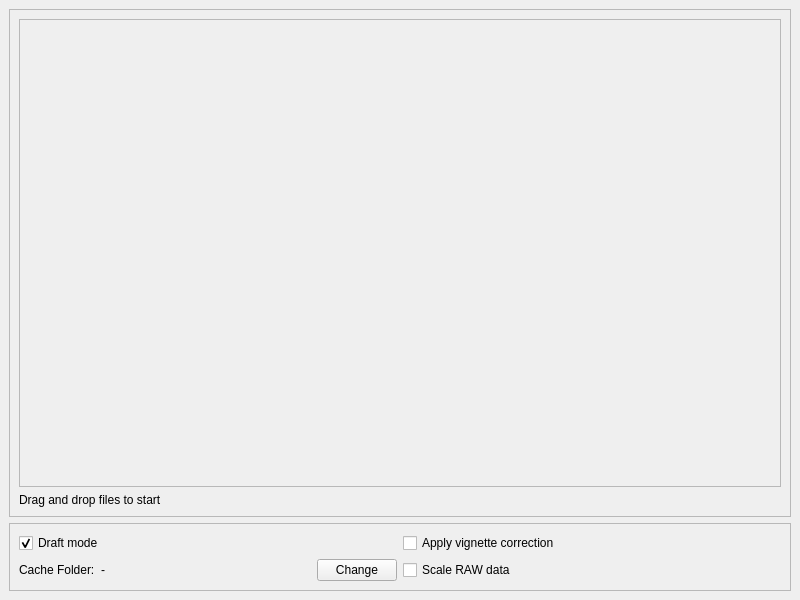
Above: ui/mainwindow.ui from xtrul/motioncam-fs before the change. Below: the same form after it.
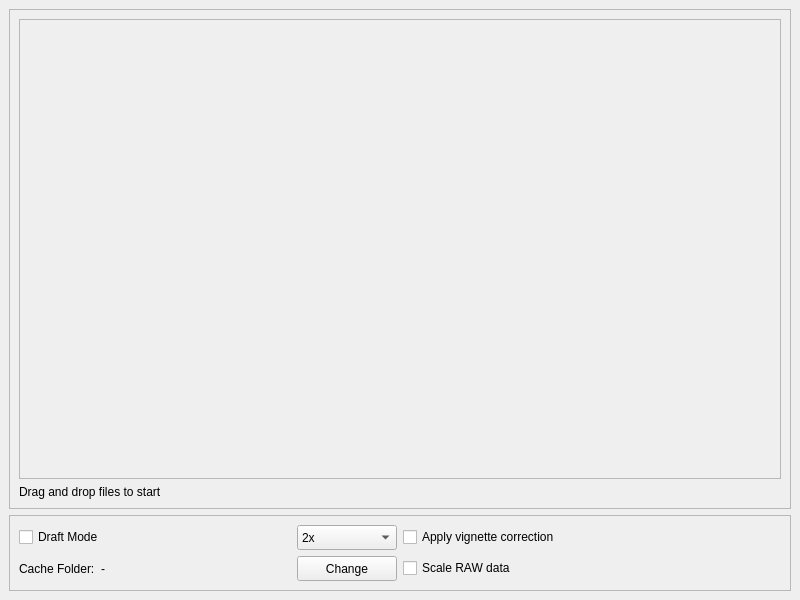
That is the form after the change.

```diff
--- a/ui/mainwindow.ui
+++ b/ui/mainwindow.ui
@@ -38,7 +38,7 @@
             <x>0</x>
             <y>0</y>
             <width>772</width>
-            <height>496</height>
+            <height>480</height>
            </rect>
           </property>
           <layout class="QVBoxLayout" name="verticalLayout_3">
@@ -81,26 +81,6 @@
        <enum>QFrame::Shadow::Raised</enum>
       </property>
       <layout class="QGridLayout" name="gridLayout">
-       <item row="0" column="0">
-        <widget class="QCheckBox" name="draftModeCheckBox">
-         <property name="text">
-          <string>Draft mode</string>
-         </property>
-         <property name="checked">
-          <bool>true</bool>
-         </property>
-        </widget>
-       </item>
-       <item row="0" column="1">
-        <widget class="QCheckBox" name="vignetteCorrectionCheckBox">
-         <property name="enabled">
-          <bool>true</bool>
-         </property>
-         <property name="text">
-          <string>Apply vignette correction</string>
-         </property>
-        </widget>
-       </item>
        <item row="1" column="1">
         <widget class="QCheckBox" name="scaleRawCheckBox">
          <property name="enabled">
@@ -141,6 +121,12 @@
          </item>
          <item>
           <widget class="QPushButton" name="changeCacheBtn">
+           <property name="minimumSize">
+            <size>
+             <width>100</width>
+             <height>25</height>
+            </size>
+           </property>
            <property name="text">
             <string>Change</string>
            </property>
@@ -148,6 +134,58 @@
          </item>
         </layout>
        </item>
+       <item row="0" column="1">
+        <widget class="QCheckBox" name="vignetteCorrectionCheckBox">
+         <property name="enabled">
+          <bool>true</bool>
+         </property>
+         <property name="text">
+          <string>Apply vignette correction</string>
+         </property>
+        </widget>
+       </item>
+       <item row="0" column="0">
+        <layout class="QHBoxLayout" name="draftLayout">
+         <item>
+          <widget class="QCheckBox" name="draftModeCheckBox">
+           <property name="sizePolicy">
+            <sizepolicy hsizetype="Minimum" vsizetype="Fixed">
+             <horstretch>1</horstretch>
+             <verstretch>0</verstretch>
+            </sizepolicy>
+           </property>
+           <property name="text">
+            <string>Draft Mode</string>
+           </property>
+          </widget>
+         </item>
+         <item>
+          <widget class="QComboBox" name="draftQuality">
+           <property name="minimumSize">
+            <size>
+             <width>100</width>
+             <height>25</height>
+            </size>
+           </property>
+           <item>
+            <property name="text">
+             <string>2x</string>
+            </property>
+           </item>
+           <item>
+            <property name="text">
+             <string>4x</string>
+            </property>
+           </item>
+           <item>
+            <property name="text">
+             <string>8x</string>
+            </property>
+           </item>
+          </widget>
+         </item>
+        </layout>
+       </item>
       </layout>
      </widget>
     </item>
```
Left out of the diff: 2 changed lines with no effect on the pictures.
